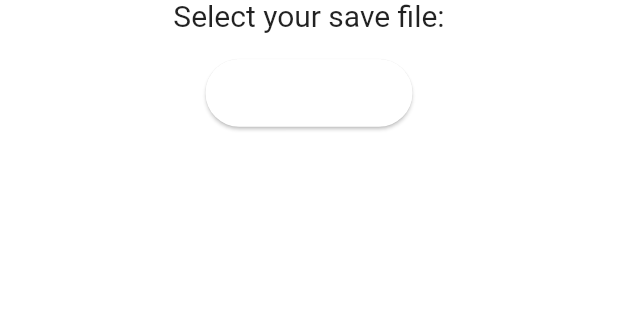
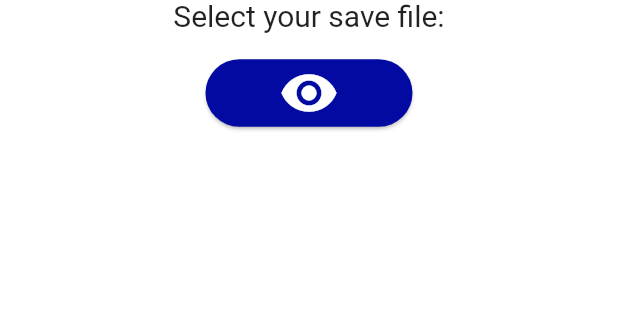
Before and after one commit to grievous110/PasswordManager, a Flutter app: the screen it shows after launch, on a phone screen of 412 x 824 dp, the part 264-584 px from its top. Run offline on Flutter 3.47's test engine with Material 3 defaults, Android fonts, the phone set to English and light mode, and no system bars; our stand-ins replace file_picker, flutter_svg, package_info_plus, shared_preferences; missing offline and left inert: encrypt, firedart.

Commit message:
Fixed major issue of previous commit
- Fixes because of change in encrypt library
- Finished theme migration to Material3

```diff
--- a/lib/engine/themes.dart
+++ b/lib/engine/themes.dart
@@ -7,7 +7,11 @@ class AppThemeData {
     primaryColor: const Color.fromRGBO(46, 50, 51, 1),
     highlightColor: Colors.white,
     scaffoldBackgroundColor: const Color.fromRGBO(46, 50, 51, 1),
-    //dialogBackgroundColor: const Color.fromRGBO(77, 83, 84, 1).withOpacity(1),
+    cardColor: const Color.fromRGBO(77, 83, 84, 1),
+    listTileTheme: const ListTileThemeData(
+      tileColor: Color.fromRGBO(77, 83, 84, 1),
+      selectedTileColor: Color.fromRGBO(77, 83, 84, 1),
+    ),
     appBarTheme: const AppBarTheme(
       elevation: 0.0,
       backgroundColor: Color.fromRGBO(46, 50, 51, 1),
@@ -52,6 +56,7 @@ class AppThemeData {
     ),
     colorScheme: const ColorScheme.dark(
       primary: Colors.blue,
+      surfaceTint: Colors.transparent,
       background: Color.fromRGBO(77, 83, 84, 1),
     ),
     textSelectionTheme: const TextSelectionThemeData(
@@ -125,6 +130,11 @@ class AppThemeData {
     primaryColor: Colors.grey,
     highlightColor: Colors.grey,
     scaffoldBackgroundColor: Colors.grey,
+    cardColor: Colors.white,
+    listTileTheme: const ListTileThemeData(
+      tileColor: Colors.white,
+      selectedTileColor: Colors.white,
+    ),
     appBarTheme: const AppBarTheme(
       elevation: 0.0,
       backgroundColor: Colors.grey,
@@ -136,6 +146,11 @@ class AppThemeData {
         fontWeight: FontWeight.w400,
         color: Colors.black87,
         overflow: TextOverflow.ellipsis,
+      ),
+    ),
+    elevatedButtonTheme: ElevatedButtonThemeData(
+      style: ButtonStyle(
+        backgroundColor: MaterialStateProperty.all<Color>(const Color.fromRGBO(2, 10, 161, 1)),
       ),
     ),
     textButtonTheme: TextButtonThemeData(
@@ -164,6 +179,7 @@ class AppThemeData {
     ),
     colorScheme: const ColorScheme.light(
       primary: Color.fromRGBO(2, 10, 161, 1),
+      surfaceTint: Colors.transparent,
       background: Colors.white,
     ),
     textSelectionTheme: const TextSelectionThemeData(
@@ -229,6 +245,7 @@ class AppThemeData {
     ),
     checkboxTheme: CheckboxThemeData(
       fillColor: MaterialStateProperty.all<Color>(const Color.fromRGBO(2, 10, 161, 1)),
+      checkColor: MaterialStateProperty.all<Color>(Colors.white),
     ),
   );
 }
```
Also changed, not shown: lib/engine/implementation/aes_encryption.dart (+4 -4 lines).
